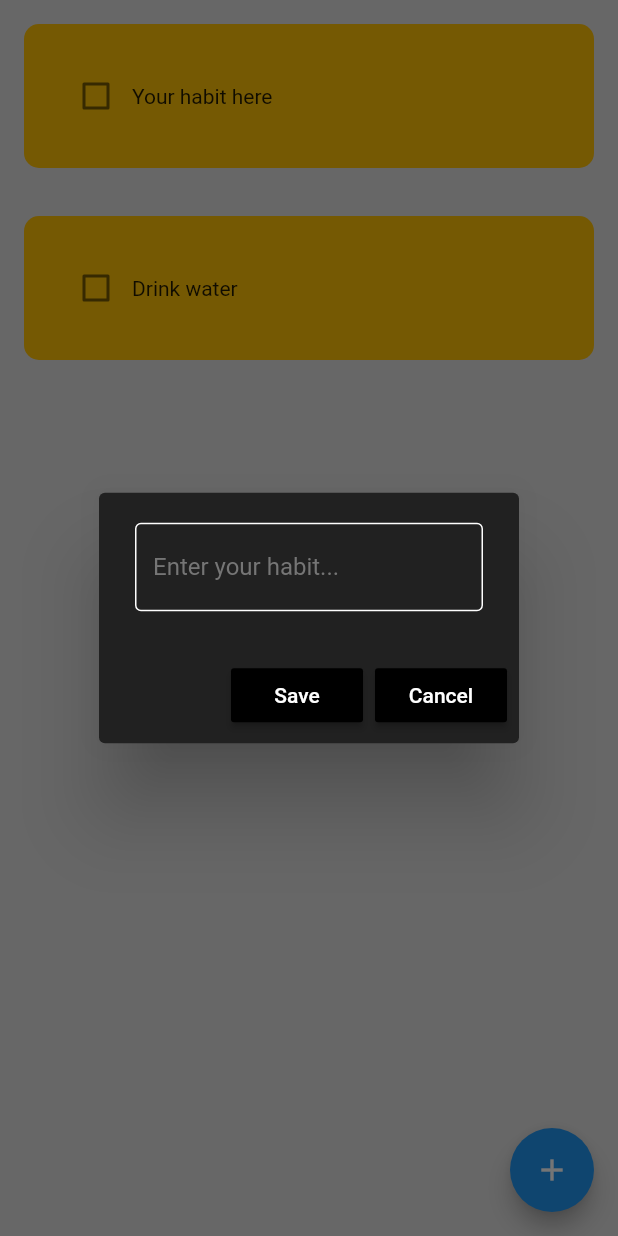
After one commit to alnhuynh/flutter-tracker-app, a Flutter app: the screen it shows after launch, after a tap on the "add" icon, on a phone screen of 412 x 824 dp. The commit adds this screen. Run offline on Flutter 3.47's test engine with Material 2 defaults, Android fonts, the phone set to English and light mode, and no system bars; our stand-ins replace hive_flutter; accounts and stored records are empty.

Commit message:
implemented hive database

```diff
--- a/lib/components/habit_tile.dart
+++ b/lib/components/habit_tile.dart
@@ -1,7 +1,20 @@
 import 'package:flutter/material.dart';
 
 class HabitTile extends StatelessWidget {
-  const HabitTile({super.key});
+  final String habitName;
+  final bool habitCompleted;
+  final Function(bool?)? onChanged;
+  final Function(BuildContext)? settingsTapped;
+  final Function(BuildContext)? deleteTapped;
+
+  const HabitTile({
+    super.key,
+    required this.habitName,
+    required this.habitCompleted,
+    required this.onChanged,
+    required this.settingsTapped,
+    required this.deleteTapped,
+  });
 
   @override
   Widget build(BuildContext context) {
@@ -9,17 +22,17 @@ class HabitTile extends StatelessWidget {
       padding: const EdgeInsets.all(16.0),
       child: Container(
         decoration: BoxDecoration(
-          color: Colors.lightBlue,
+          color: Colors.amber,
           borderRadius: BorderRadius.circular(10),
         ),
         padding: const EdgeInsets.all(24.0),
         child: Row(
           children: [
             Checkbox(
-              value: false,
-              onChanged: ((value) {})
+              value: habitCompleted,
+              onChanged: onChanged,
             ),
-            Text('Habit Tile Test #1'),
+            Text(habitName),
           ],
         ),
       ),
--- /dev/null
+++ b/lib/components/my_alert_box.dart
@@ -0,0 +1,53 @@
+import 'package:flutter/material.dart';
+
+class MyAlertBox extends StatelessWidget {
+  final controller;
+  final String hintText;
+  final VoidCallback onSave;
+  final VoidCallback onCancel;
+
+  const MyAlertBox({
+    super.key,
+    required this.controller,
+    required this.hintText,
+    required this.onSave,
+    required this.onCancel,
+  });
+
+  @override
+  Widget build(BuildContext context) {
+    return AlertDialog(
+      backgroundColor: Colors.grey[900],
+      content: TextField(
+        controller: controller,
+        style: const TextStyle(color: Color.fromRGBO(255, 255, 255, 1)),
+        decoration: InputDecoration(
+          hintText: hintText,
+          hintStyle: TextStyle(color: Colors.grey[600]),
+          enabledBorder: const OutlineInputBorder(
+              borderSide: BorderSide(color: Colors.white)),
+          focusedBorder: const OutlineInputBorder(
+              borderSide: BorderSide(color: Colors.white)),
+        ),
+      ),
+      actions: [
+        MaterialButton(
+          onPressed: onSave,
+          child: Text(
+            "Save",
+            style: TextStyle(color: Colors.white),
+          ),
+          color: Colors.black,
+        ),
+        MaterialButton(
+          onPressed: onCancel,
+          child: Text(
+            "Cancel",
+            style: TextStyle(color: Colors.white),
+          ),
+          color: Colors.black,
+        ),
+      ],
+    );
+  }
+}
--- /dev/null
+++ b/lib/components/my_fab.dart
@@ -0,0 +1,18 @@
+import 'package:flutter/material.dart';
+
+class MyFloatingActionButton extends StatelessWidget {
+  final Function()? onPressed;
+
+  const MyFloatingActionButton({
+    super.key,
+    required this.onPressed,
+  });
+
+  @override
+  Widget build(BuildContext context) {
+    return FloatingActionButton(
+      onPressed: onPressed,
+      child: Icon(Icons.add),
+    );
+  }
+}
--- /dev/null
+++ b/lib/data/tracker_db.dart
@@ -0,0 +1,49 @@
+import 'package:hive_flutter/hive_flutter.dart';
+
+import '../datetime/date_time.dart';
+
+// object from main.dart
+final _myBox = Hive.box("Tracker_DB");
+
+class TrackerDB {
+  List taskList = [];
+
+  // first time users
+  void createDefaultData() {
+    taskList = [
+      ["Your habit here", false],
+      ["Drink water", false],
+    ];
+
+    _myBox.put("START_DATE", todaysDateFormatted());
+  }
+
+  void loadData() {
+    // if it's a new day, get habit list from database
+    if (_myBox.get(todaysDateFormatted()) == null) {
+      taskList = _myBox.get("CURRENT_TASK_LIST");
+      // set all habit completed to false since it's a new day
+      for (int i = 0; i < taskList.length; i++) {
+        taskList[i][1] = false;
+      }
+    }
+    // if it's not a new day, load todays list
+    else {
+      taskList = _myBox.get(todaysDateFormatted());
+    }
+  }
+
+  // update database
+  void updateDatabase() {
+    // update todays entry
+    _myBox.put(todaysDateFormatted(), taskList);
+
+    // update universal habit list in case it changed (new habit, edit habit, delete habit)
+    _myBox.put("CURRENT_TASK_LIST", taskList);
+
+    // data display
+    // calculateHabitPercentages();
+    // loadHeatMap();
+  }
+
+}
--- /dev/null
+++ b/lib/datetime/date_time.dart
@@ -0,0 +1,58 @@
+// return todays date formatted as yyyymmdd
+String todaysDateFormatted() {
+  // today
+  var dateTimeObject = DateTime.now();
+
+  // year in the format yyyy
+  String year = dateTimeObject.year.toString();
+
+  // month in the format mm
+  String month = dateTimeObject.month.toString();
+  if (month.length == 1) {
+    month = '0$month';
+  }
+
+  // day in the format dd
+  String day = dateTimeObject.day.toString();
+  if (day.length == 1) {
+    day = '0$day';
+  }
+
+  // final format
+  String yyyymmdd = year + month + day;
+
+  return yyyymmdd;
+}
+
+// convert string yyyymmdd to DateTime object
+DateTime createDateTimeObject(String yyyymmdd) {
+  int yyyy = int.parse(yyyymmdd.substring(0, 4));
+  int mm = int.parse(yyyymmdd.substring(4, 6));
+  int dd = int.parse(yyyymmdd.substring(6, 8));
+
+  DateTime dateTimeObject = DateTime(yyyy, mm, dd);
+  return dateTimeObject;
+}
+
+// convert DateTime object to string yyyymmdd
+String convertDateTimeToString(DateTime dateTime) {
+  // year in the format yyyy
+  String year = dateTime.year.toString();
+
+  // month in the format mm
+  String month = dateTime.month.toString();
+  if (month.length == 1) {
+    month = '0$month';
+  }
+
+  // day in the format dd
+  String day = dateTime.day.toString();
+  if (day.length == 1) {
+    day = '0$day';
+  }
+
+  // final format
+  String yyyymmdd = year + month + day;
+
+  return yyyymmdd;
+}
--- a/lib/main.dart
+++ b/lib/main.dart
@@ -1,7 +1,12 @@
 import 'package:flutter/material.dart';
+import 'package:hive_flutter/hive_flutter.dart';
 import 'package:tracker_app/pages/home_page.dart';
 
-void main() {
+void main() async {
+  // local database setup
+  await Hive.initFlutter();
+  await Hive.openBox("Tracker_DB");
+
   runApp(const MainApp());
 }
 
--- a/lib/pages/home_page.dart
+++ b/lib/pages/home_page.dart
@@ -1,5 +1,9 @@
 import 'package:flutter/material.dart';
+import 'package:hive_flutter/hive_flutter.dart';
 import 'package:tracker_app/components/habit_tile.dart';
+import 'package:tracker_app/components/my_fab.dart';
+import 'package:tracker_app/data/tracker_db.dart';
+import 'package:tracker_app/components/my_alert_box.dart';
 
 class HomePage extends StatefulWidget {
   const HomePage({super.key});
@@ -9,16 +13,107 @@ class HomePage extends StatefulWidget {
 }
 
 class _HomePageState extends State<HomePage> {
+  TrackerDB db = TrackerDB();
+  final _myBox = Hive.box("Tracker_DB");
 
+  @override
+  void initState() {
+    // first time user -> sample task list
+    if (_myBox.get("CURRENT_HABIT_LIST") == null) {
+      db.createDefaultData();
+    }
+
+    // existing user -> load current data
+    else {
+      db.loadData();
+    }
+
+    // update the database
+    db.updateDatabase();
+
+    super.initState();
+  }
+
+  // checkbox was tapped
+  void checkBoxTapped(bool? value, int index) {
+    setState(() {
+      db.taskList[index][1] = value;
+    });
+    db.updateDatabase();
+  }
+
+  // new habit added
+  final _newHabitNameController = TextEditingController();
+  void createNewHabit() {
+    showDialog(context: context,
+      builder: (context) {
+        return MyAlertBox(
+          controller: _newHabitNameController,
+          hintText: 'Enter your habit...',
+          onSave: saveNewHabit,
+          onCancel: closeHabitDialog,
+        );
+      },
+    );
+  }
+
+  void saveNewHabit() {
+    setState(() {
+      db.taskList.add([_newHabitNameController.text, false]);
+    });
+
+    closeHabitDialog();
+  }
+
+  void closeHabitDialog() {
+    _newHabitNameController.clear(); // clear text
+    Navigator.of(context).pop();
+  }
+
+  void openHabitSettings(int index) {
+    showDialog(
+      context: context,
+      builder: (context) {
+        return MyAlertBox(
+          controller: _newHabitNameController,
+          hintText: db.taskList[index][0],
+          onSave: () => saveExistingHabit(index),
+          onCancel: closeHabitDialog,
+        );
+      },
+    );
+  }
+
+  void saveExistingHabit(int index) {
+    setState(() {
+      db.taskList[index][0] = _newHabitNameController.text;
+    });
+
+    closeHabitDialog();
+  }
+
+  void deleteHabit(int index) {
+    setState(() {
+      db.taskList.removeAt(index);
+    });
+  }
 
   @override
   Widget build(BuildContext context) {
     return Scaffold(
       backgroundColor: Colors.grey[300],
-      body: ListView(
-        children: [
-          HabitTile()
-        ],
+      floatingActionButton: MyFloatingActionButton(onPressed: createNewHabit),
+      body: ListView.builder(
+        itemCount: db.taskList.length,
+        itemBuilder: (context, index) {
+          return HabitTile(
+            habitName: db.taskList[index][0],
+            habitCompleted: db.taskList[index][1],
+            onChanged: (value) => checkBoxTapped(value, index),
+            settingsTapped: (context) => openHabitSettings(index),
+            deleteTapped: (context) => deleteHabit(index,)
+          );
+        },
       ),
     );
   }
```
Also changed, not shown: pubspec.yaml (+7 -0 lines), pubspec.lock, 1 other file.
